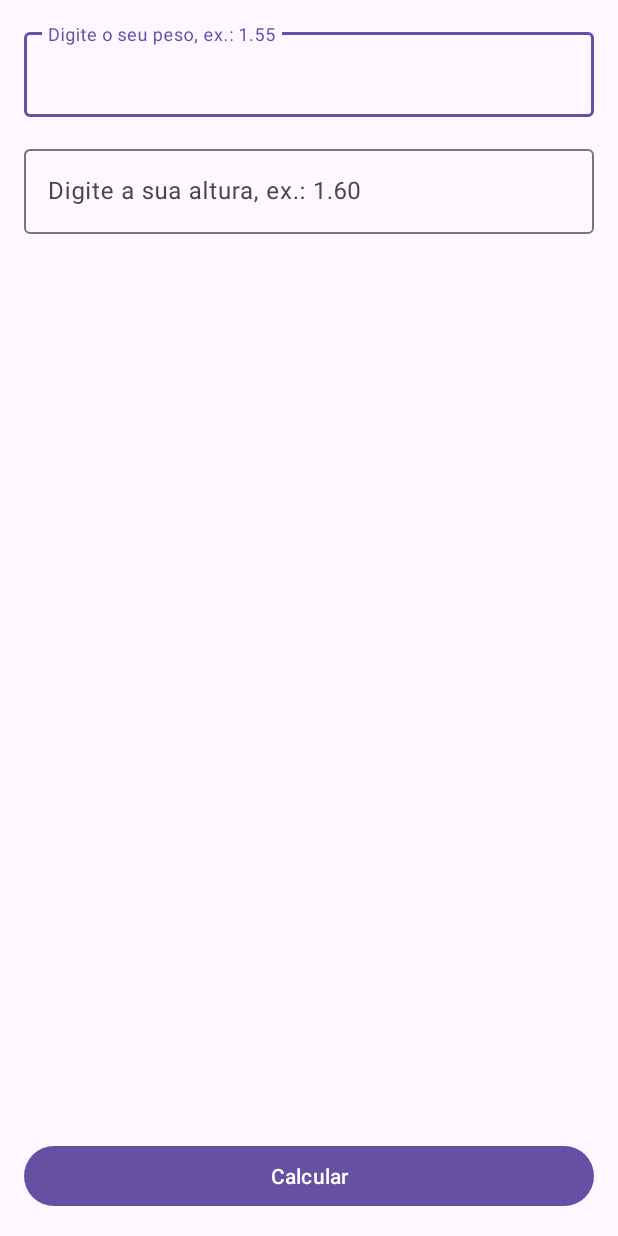
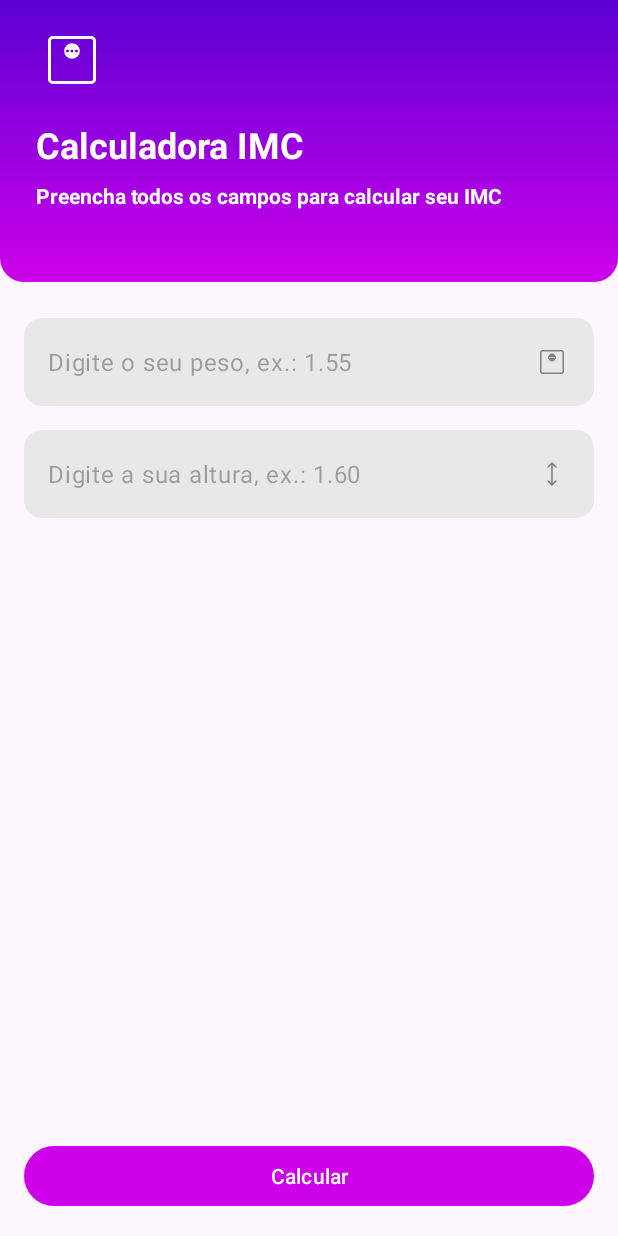
Before and after one commit to marcoaferreira/BMICalculator, an Android app: the screen it shows after launch (MainActivity), on a phone screen of 412 x 824 dp. Run offline under Robolectric (Android 15) with nearby library versions, the phone set to English and light mode, and no system bars.

Commit message:
Add style to application

```diff
--- a/app/src/main/java/com/comunidadedevspace/imc/MainActivity.kt
+++ b/app/src/main/java/com/comunidadedevspace/imc/MainActivity.kt
@@ -1,5 +1,6 @@
 package com.comunidadedevspace.imc
 
+import android.annotation.SuppressLint
 import android.content.Intent
 import androidx.appcompat.app.AppCompatActivity
 import android.os.Bundle
@@ -9,6 +10,7 @@ import com.google.android.material.textfield.TextInputEditText
 
 
 class MainActivity : AppCompatActivity() {
+    @SuppressLint("SuspiciousIndentation")
     override fun onCreate(savedInstanceState: Bundle?) {
         super.onCreate(savedInstanceState)
         setContentView(R.layout.activity_main)
@@ -38,8 +40,6 @@ class MainActivity : AppCompatActivity() {
                 val intent = Intent(this, ResultActivity::class.java)
                     intent.putExtra(KEY_RESULT_IMC, IMCresult)
                     startActivity(intent)
-
-
             }
         }
 
--- /dev/null
+++ b/app/src/main/res/drawable/gradient_bg.xml
@@ -0,0 +1,14 @@
+<?xml version="1.0" encoding="utf-8"?>
+<shape xmlns:android="http://schemas.android.com/apk/res/android">
+    <corners
+        android:topLeftRadius="0dp"
+        android:topRightRadius="0dp"
+        android:bottomLeftRadius="16dp"
+        android:bottomRightRadius="16dp" />
+
+    <gradient
+        android:startColor="@color/primary_400"
+        android:endColor="@color/primary_900"
+        android:angle="90" />
+
+</shape>
--- /dev/null
+++ b/app/src/main/res/drawable/ic_height.xml
@@ -0,0 +1,9 @@
+<vector xmlns:android="http://schemas.android.com/apk/res/android"
+    android:width="24dp"
+    android:height="24dp"
+    android:viewportWidth="960"
+    android:viewportHeight="960">
+  <path
+      android:pathData="M479.23,800 L347.69,668.46l27.54,-27.54 84,82.23v-487.07l-83.23,83 -27.54,-27.54L480,160l131.54,131.54 -28.31,28.54 -84,-83.23v486.3l84,-82.23 27.54,27.54L479.23,800Z"
+      android:fillColor="#FF808080"/>
+</vector>
--- /dev/null
+++ b/app/src/main/res/drawable/ic_weight.xml
@@ -0,0 +1,9 @@
+<vector xmlns:android="http://schemas.android.com/apk/res/android"
+    android:width="24dp"
+    android:height="24dp"
+    android:viewportWidth="960"
+    android:viewportHeight="960">
+  <path
+      android:pathData="M480,464.62q43.85,0 74.23,-30.39 30.39,-30.38 30.39,-74.23 0,-43.85 -30.39,-74.23 -30.38,-30.39 -74.23,-30.39 -43.85,0 -74.23,30.39 -30.39,30.38 -30.39,74.23 0,43.85 30.39,74.23 30.38,30.39 74.23,30.39ZM420,380q-8,0 -14,-6t-6,-14q0,-8 6,-14t14,-6q8,0 14,6t6,14q0,8 -6,14t-14,6ZM480,380q-8,0 -14,-6t-6,-14q0,-8 6,-14t14,-6q8,0 14,6t6,14q0,8 -6,14t-14,6ZM540,380q-8,0 -14,-6t-6,-14q0,-8 6,-14t14,-6q8,0 14,6t6,14q0,8 -6,14t-14,6ZM224.62,800q-27.62,0 -46.12,-18.5Q160,763 160,735.38v-510.76q0,-27.62 18.5,-46.12Q197,160 224.62,160h510.76q27.62,0 46.12,18.5Q800,197 800,224.62v510.76q0,27.62 -18.5,46.12Q763,800 735.38,800L224.62,800ZM224.62,760h510.76q9.24,0 16.93,-7.69 7.69,-7.69 7.69,-16.93v-510.76q0,-9.24 -7.69,-16.93 -7.69,-7.69 -16.93,-7.69L224.62,200q-9.24,0 -16.93,7.69 -7.69,7.69 -7.69,16.93v510.76q0,9.24 7.69,16.93 7.69,7.69 16.93,7.69ZM200,200v560,-560Z"
+      android:fillColor="#FF808080"/>
+</vector>
--- /dev/null
+++ b/app/src/main/res/drawable/rounded_bg.xml
@@ -0,0 +1,5 @@
+<?xml version="1.0" encoding="utf-8"?>
+<shape xmlns:android="http://schemas.android.com/apk/res/android">
+    <solid android:color="#E8E8E8" /> <!-- gray color for the background-->
+    <corners android:radius="12dp" /> <!-- radius for the rounded orners-->
+</shape>
--- a/app/src/main/res/layout/activity_main.xml
+++ b/app/src/main/res/layout/activity_main.xml
@@ -5,6 +5,47 @@
     android:layout_width="match_parent"
     android:layout_height="match_parent"
     tools:context=".MainActivity">
+
+    <LinearLayout
+        android:id="@+id/vg_header"
+        android:layout_width="match_parent"
+        android:layout_height="wrap_content"
+        android:orientation="vertical"
+        android:background="@drawable/gradient_bg"
+        app:layout_constraintEnd_toEndOf="parent"
+        app:layout_constraintStart_toStartOf="parent"
+        app:layout_constraintTop_toTopOf="parent">
+
+        <ImageView
+            android:layout_width="48dp"
+            android:layout_height="48dp"
+            android:layout_marginTop="16dp"
+            android:layout_marginStart="24dp"
+            android:layout_marginBottom="16dp"
+            app:tint="@color/white"
+            android:src="@drawable/ic_weight"/>
+
+        <TextView
+            android:layout_width="wrap_content"
+            android:layout_height="wrap_content"
+            android:layout_marginStart="24dp"
+            android:textSize="24dp"
+            android:textColor="@color/white"
+            android:textStyle="bold"
+            android:text="Calculadora IMC"/>
+
+        <TextView
+            android:layout_width="wrap_content"
+            android:layout_height="wrap_content"
+            android:layout_marginTop="8dp"
+            android:layout_marginStart="24dp"
+            android:layout_marginEnd="24dp"
+            android:layout_marginBottom="48dp"
+            android:textColor="@color/white"
+            android:textStyle="bold"
+            android:text="Preencha todos os campos para calcular seu IMC"/>
+
+    </LinearLayout>
 
 
     <Button
@@ -21,24 +62,32 @@
         android:id="@+id/edtWeightMain"
         android:layout_width="match_parent"
         android:layout_height="wrap_content"
-        android:layout_margin="16dp"
+        android:layout_marginStart="16dp"
+        android:layout_marginEnd="16dp"
+        android:layout_marginTop="24dp"
+        app:hintEnabled="false"
         app:layout_constraintEnd_toEndOf="parent"
         app:layout_constraintStart_toStartOf="parent"
-        app:layout_constraintTop_toTopOf="parent">
+        app:layout_constraintTop_toBottomOf="@+id/vg_header">
 
         <com.google.android.material.textfield.TextInputEditText
             android:id="@+id/edtWeight"
+            android:maxLength="6"
             android:layout_width="match_parent"
             android:layout_height="wrap_content"
+            android:drawableEnd="@drawable/ic_weight"
+            android:background="@drawable/rounded_bg"
             android:hint="@string/weight"
             android:inputType="numberDecimal" />
 
     </com.google.android.material.textfield.TextInputLayout>
 
     <com.google.android.material.textfield.TextInputLayout
+        android:id="@+id/textInputLayout"
         android:layout_width="match_parent"
         android:layout_height="wrap_content"
         android:layout_margin="16dp"
+        app:hintEnabled="false"
         app:layout_constraintEnd_toEndOf="parent"
         app:layout_constraintStart_toStartOf="parent"
         app:layout_constraintTop_toBottomOf="@+id/edtWeightMain">
@@ -47,7 +96,10 @@
             android:id="@+id/edtHeight"
             android:layout_width="match_parent"
             android:layout_height="wrap_content"
-            android:hint="@string/height" />
+            android:background="@drawable/rounded_bg"
+            android:drawableEnd="@drawable/ic_height"
+            android:hint="@string/height"
+            android:maxLength="4" />
 
     </com.google.android.material.textfield.TextInputLayout>
 
--- a/app/src/main/res/values-night/themes.xml
+++ b/app/src/main/res/values-night/themes.xml
@@ -2,6 +2,7 @@
     <!-- Base application theme. -->
     <style name="Base.Theme.Calculadoraimc" parent="Theme.Material3.DayNight.NoActionBar">
         <!-- Customize your dark theme here. -->
-        <!-- <item name="colorPrimary">@color/my_dark_primary</item> -->
+        <item name="colorPrimary">@color/primary_400</item>
+        <item name="android:statusBarColor">@color/primary_900</item>
     </style>
 </resources>
--- a/app/src/main/res/values/colors.xml
+++ b/app/src/main/res/values/colors.xml
@@ -2,4 +2,7 @@
 <resources>
     <color name="black">#FF000000</color>
     <color name="white">#FFFFFFFF</color>
+
+    <color name="primary_400">#cd00ea</color>
+    <color name="primary_900">#5c00d2</color>
 </resources>
--- a/app/src/main/res/values/themes.xml
+++ b/app/src/main/res/values/themes.xml
@@ -2,7 +2,9 @@
     <!-- Base application theme. -->
     <style name="Base.Theme.Calculadoraimc" parent="Theme.Material3.DayNight.NoActionBar">
         <!-- Customize your light theme here. -->
-        <!-- <item name="colorPrimary">@color/my_light_primary</item> -->
+        <item name="colorPrimary">@color/primary_400</item>
+        <item name="android:statusBarColor">@color/primary_900</item>
+
     </style>
 
     <style name="Theme.Calculadoraimc" parent="Base.Theme.Calculadoraimc" />
```
Also changed, not shown: app/src/main/res/layout/activity_result.xml (+48 -3 lines).
